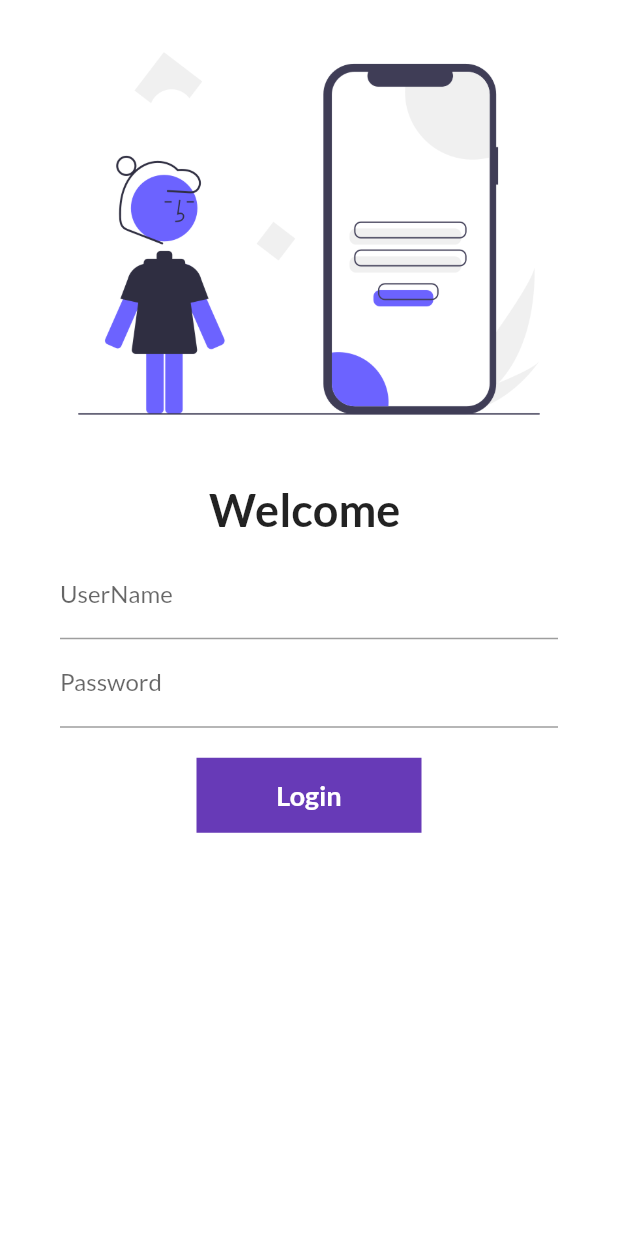
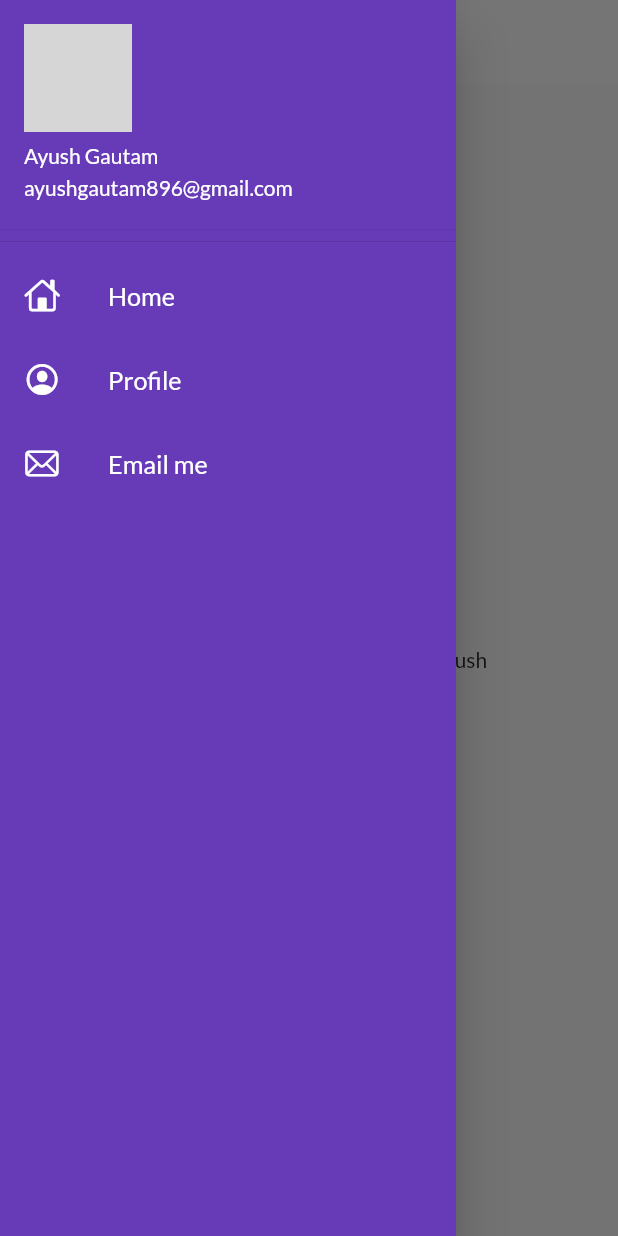
Before and after one commit to ayushh-gautam/30daysFlutter, a Flutter app: the screen it shows after launch, with the side drawer open (before the commit the screen has no drawer), on a phone screen of 412 x 824 dp. Run offline on Flutter 3.47's test engine with Material 2 defaults, Android fonts, the phone set to English and light mode, and no system bars; our stand-ins replace google_fonts; network calls fail; grey boxes are pictures that could not be loaded.

Commit message:
changes made

```diff
--- a/lib/Pages/homePage.dart
+++ b/lib/Pages/homePage.dart
@@ -1,18 +1,24 @@
+import 'package:catalog_app/widgets/drawer.dart';
 import 'package:flutter/material.dart';
 
 class HomePage extends StatelessWidget {
+  const HomePage({super.key});
+
   @override
   Widget build(BuildContext context) {
-    final String name = 'Aayush';
-    final double days = 20;
+     const String name = 'Aayush';
+    const double days = 20;
     return Scaffold(
       appBar: AppBar(
-        title: Text('Catalog App'),
+        title: const Text(
+          'Catalog App',
+          style: TextStyle(fontSize: 20),
+        ),
       ),
-      body: Center(
+      body: const Center(
         child: Text("Here we learn flutter in $days by $name"),
       ),
-      drawer: Drawer(),
+      drawer: const MyDrawer(),
     );
   }
 }
--- a/lib/Pages/login_page.dart
+++ b/lib/Pages/login_page.dart
@@ -1,9 +1,10 @@
 import 'package:catalog_app/Pages/homePage.dart';
 import 'package:catalog_app/Pages/utility/routes.dart';
 import 'package:flutter/material.dart';
-import 'package:google_fonts/google_fonts.dart';
 
 class LoginPage extends StatefulWidget {
+  @override
+
   @override
   State<LoginPage> createState() => _LoginPageState();
 }
@@ -44,7 +45,7 @@ class _LoginPageState extends State<LoginPage> {
               ),
               Text(
                 'Welcome $namee',
-                style: TextStyle(
+                style: const TextStyle(
                   fontSize: 30,
                   fontWeight: FontWeight.bold,
                 ),
@@ -57,7 +58,7 @@ class _LoginPageState extends State<LoginPage> {
                 child: Column(
                   children: [
                     TextFormField(
-                      decoration: InputDecoration(
+                      decoration:const InputDecoration(
                         hintText: 'Enter your username',
                         labelText: "UserName",
                       ),
@@ -93,7 +94,7 @@ class _LoginPageState extends State<LoginPage> {
                       splashColor: Colors.red,
                       onTap: () => moveToHome(context),
                       child: AnimatedContainer(
-                        duration: Duration(seconds: 1),
+                        duration: const Duration(seconds: 1),
                         height: 50,
                         width: changeButton ? 50 : 150,
                         decoration: BoxDecoration(
@@ -125,4 +126,4 @@ class _LoginPageState extends State<LoginPage> {
     );
   }
 }
-// continue tomorrow
+// tomorrow continue in day 5
--- a/lib/Pages/utility/routes.dart
+++ b/lib/Pages/utility/routes.dart
@@ -1,4 +1,3 @@
-import 'package:catalog_app/Pages/login_page.dart';
 
 class MyOwnRoutes {
   static String LoginPage = '/login';
--- /dev/null
+++ b/lib/Pages/utility/themes.dart
@@ -0,0 +1 @@
+///// WILL DO THIS LATERR
--- a/lib/main.dart
+++ b/lib/main.dart
@@ -5,16 +5,28 @@ import 'package:google_fonts/google_fonts.dart';
 import 'Pages/login_page.dart';
 
 void main(List<String> args) {
+
   runApp(
-    MaterialApp(
+     MaterialApp(
       debugShowCheckedModeBanner: false,
       theme: ThemeData(
         primarySwatch: Colors.deepPurple,
         fontFamily: GoogleFonts.lato().fontFamily,
+        appBarTheme: const AppBarTheme(
+          color: Colors.white,
+          elevation: 0.0,
+          iconTheme: IconThemeData(
+            color: Colors.black,
+          ),
+          titleTextStyle: TextStyle(
+            color: Colors.black,
+          ),
+        ),
       ),
+      initialRoute: MyOwnRoutes.HomePage,
       routes: {
         '/': (context) => LoginPage(),
-        MyOwnRoutes.HomePage: (context) => HomePage(),
+        MyOwnRoutes.HomePage: (context) => const HomePage(),
       },
     ),
   );
--- /dev/null
+++ b/lib/widgets/drawer.dart
@@ -0,0 +1,55 @@
+import 'package:flutter/cupertino.dart';
+import 'package:flutter/material.dart';
+
+class MyDrawer extends StatelessWidget {
+  const MyDrawer({super.key});
+
+  @override
+  Widget build(BuildContext context) {
+    final myUrl =
+        "https://scontent.fbir1-1.fna.fbcdn.net/v/t39.30808-6/317940002_1537827616732069_5297697793440175768_n.jpg?_nc_cat=100&ccb=1-7&_nc_sid=09cbfe&_nc_eui2=AeEjhPLIMYoRs5G8dABuDrLYNpLejdpbcks2kt6N2ltyS2Doaw9jY1I8ylPeWYPheWKXwA4vvrbFuOwwA0CDwhiV&_nc_ohc=YgG_a2nCpKAAX8rLC7k&tn=w_epZGDL3aSQTIuc&_nc_ht=scontent.fbir1-1.fna&oh=00_AfDgbKPl3--fR9uSCWSXdRDu0xqm8hj4hwnQBNnySPKjqQ&oe=63B30E4B";
+    return Drawer(
+      child: Container(
+        color: Colors.deepPurple,
+        child: ListView(children: [
+          DrawerHeader(
+              padding: EdgeInsets.zero,
+              child: UserAccountsDrawerHeader(
+                accountName: const Text('Ayush Gautam'),
+                accountEmail: const Text('ayushgautam896@gmail.com'),
+                currentAccountPicture: CircleAvatar(
+                  backgroundImage: NetworkImage(myUrl),
+                ),
+              )),
+          const ListTile(
+              leading: Icon(CupertinoIcons.home),
+              iconColor: Colors.white,
+              title: Text(
+                'Home',
+                style: TextStyle(color: Colors.white),
+                textScaleFactor: 1.2,
+              )),
+          const ListTile(
+              leading: Icon(CupertinoIcons.profile_circled),
+              iconColor: Colors.white,
+              title: Text(
+                'Profile',
+                style: TextStyle(color: Colors.white),
+                textScaleFactor: 1.2,
+              )),
+          const ListTile(
+              leading: Icon(CupertinoIcons.mail),
+              iconColor: Colors.white,
+              title: Text(
+                'Email me',
+                style: TextStyle(color: Colors.white),
+                textScaleFactor: 1.2,
+              )),
+        ],
+        ),
+
+      ),
+
+    );
+  }
+}
```
